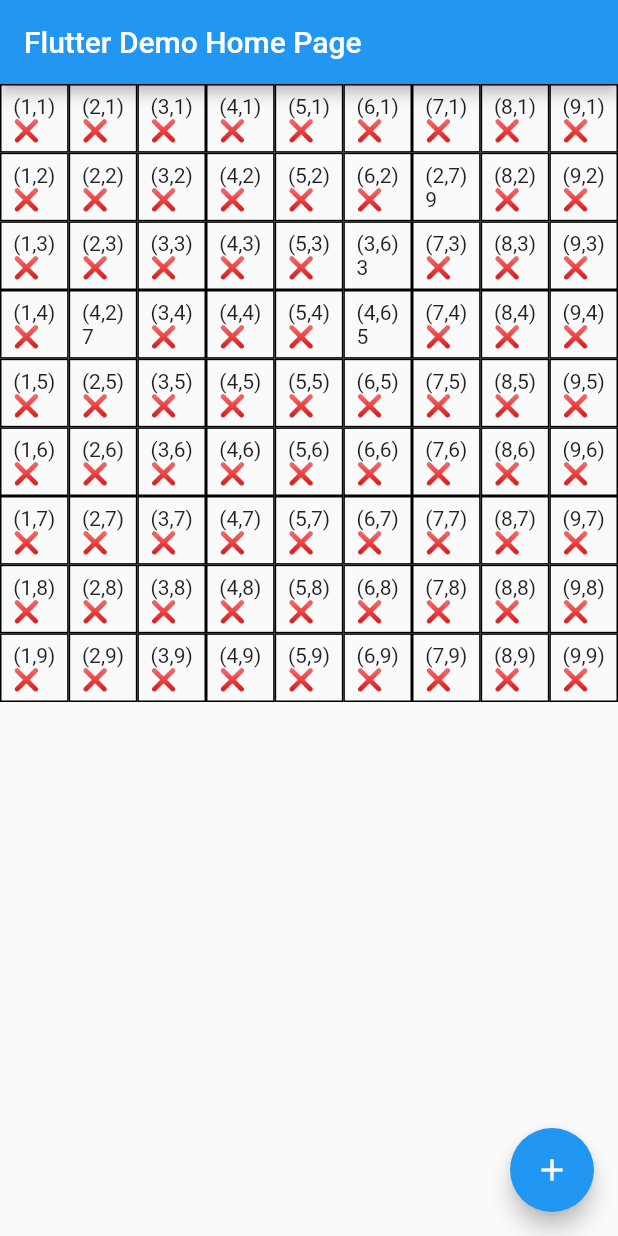
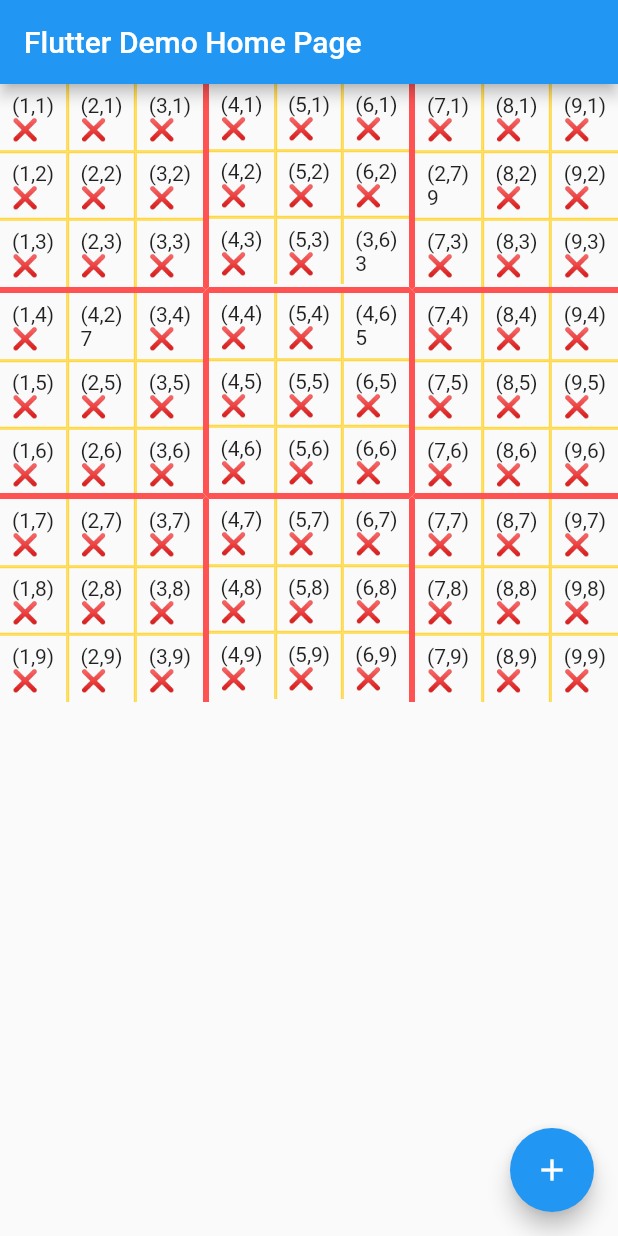
Before and after one commit to heinrichreimer/sudoku, a Flutter app: the screen it shows after launch, on a phone screen of 412 x 824 dp. Run offline on Flutter 3.47's test engine with Material 2 defaults, Android fonts, the phone set to English and light mode, and no system bars.

Commit message:
Improve divider drawing between sudoku cells

```diff
--- a/lib/widget/square.dart
+++ /dev/null
@@ -1,8 +0,0 @@
-import 'package:flutter/widgets.dart';
-
-class Square extends AspectRatio {
-  const Square({
-    Key key,
-    Widget child,
-  }) : super(key: key, aspectRatio: 1, child: child);
-}
--- a/lib/widget/sudoku.dart
+++ b/lib/widget/sudoku.dart
@@ -1,7 +1,7 @@
 import 'package:flutter/cupertino.dart';
 import 'package:flutter/material.dart';
 import 'package:sudoku/sudoku/sudoku.dart' as model;
-import 'package:sudoku/widget/square.dart';
+import 'package:sudoku/widget/util.dart';
 
 @immutable
 class Cell extends StatelessWidget {
@@ -36,33 +36,6 @@ class Cell extends StatelessWidget {
 }
 
 @immutable
-class SquareGrid extends StatelessWidget {
-  final int size;
-  final Widget Function(int row, int column) generator;
-
-  SquareGrid({
-    Key key,
-    @required this.size,
-    @required this.generator,
-  }) : super(key: key);
-
-  @override
-  Widget build(BuildContext context) {
-    return Square(
-      child: GridView.count(
-        crossAxisCount: size,
-        physics: NeverScrollableScrollPhysics(),
-        children: List.generate(size * size, (index) {
-          int row = index ~/ size;
-          int column = index % size;
-          return generator(row, column);
-        }),
-      ),
-    );
-  }
-}
-
-@immutable
 class Block extends StatelessWidget {
   final model.Block block;
 
@@ -76,15 +49,14 @@ class Block extends StatelessWidget {
     return SquareGrid(
       size: 3,
       generator: (row, column) {
-        return Container(
-          child: Cell(
-            cell: block.getCell(row, column),
-          ),
-          decoration: BoxDecoration(
-            border: Border.all(),
-          ),
+        return Cell(
+          cell: block.getCell(row, column),
         );
       },
+      divider: BorderSide(
+        color: Colors.amberAccent /*Theme.of(context).dividerColor*/,
+        width: 1,
+      ),
     );
   }
 }
@@ -100,63 +72,6 @@ class Sudoku extends StatelessWidget {
 
   @override
   Widget build(BuildContext context) {
-    Container(
-      child: GridView.count(
-        crossAxisCount: 9,
-        physics: NeverScrollableScrollPhysics(),
-        children: List.generate(9 * 9, (index) {
-          int row = index ~/ 9;
-          int column = index % 9;
-
-          double calculateBorderWidth(int position) {
-            if (position + 1 == 9) {
-              return 0;
-            } else if ((position + 1) % 3 == 0) {
-              return 2;
-            } else {
-              return 0.5;
-            }
-          }
-
-          Color calculateBorderColor(int position) {
-            if (position + 1 == 9) {
-              return Colors.transparent;
-            } else if ((position + 1) % 3 == 0) {
-              return Theme.of(context).hintColor;
-            } else {
-              return Theme.of(context).dividerColor;
-            }
-          }
-
-          BorderSide calculateBorderSide(int position) {
-            return BorderSide(
-              width: calculateBorderWidth(position),
-              color: calculateBorderColor(position),
-            );
-          }
-
-          return Container(
-            child: Cell(
-              cell: model.Cell(
-                model.Position(
-                  row,
-                  column,
-                ),
-                null,
-              ),
-            ),
-            decoration: BoxDecoration(
-              border: Border(
-                left: calculateBorderSide(9 - 1 - column),
-                right: calculateBorderSide(column),
-                top: calculateBorderSide(9 - 1 - row),
-                bottom: calculateBorderSide(row),
-              ),
-            ),
-          );
-        }),
-      ),
-    );
     return SquareGrid(
       size: 3,
       generator: (row, column) {
@@ -164,6 +79,10 @@ class Sudoku extends StatelessWidget {
           block: sudoku.getBlock(row, column),
         );
       },
+      divider: BorderSide(
+        color: Colors.redAccent /*Theme.of(context).dividerColor*/,
+        width: 2,
+      ),
     );
   }
 }
--- /dev/null
+++ b/lib/widget/util.dart
@@ -0,0 +1,56 @@
+import 'package:flutter/material.dart';
+
+@immutable
+class Square extends AspectRatio {
+  const Square({
+    Key key,
+    Widget child,
+  }) : super(key: key, aspectRatio: 1, child: child);
+}
+
+@immutable
+class SquareGrid extends StatelessWidget {
+  final int size;
+  final Widget Function(int row, int column) generator;
+  final BorderSide divider;
+
+  const SquareGrid({
+    Key key,
+    @required this.size,
+    @required this.generator,
+    this.divider,
+  }) : super(key: key);
+
+  @override
+  Widget build(BuildContext context) {
+    BorderSide _calculateBorderSide(int position) {
+      if (position + 1 == size) {
+        return BorderSide.none;
+      } else {
+        return divider;
+      }
+    }
+
+    return Square(
+      child: GridView.count(
+        crossAxisCount: size,
+        physics: NeverScrollableScrollPhysics(),
+        children: List.generate(size * size, (index) {
+          int row = index ~/ size;
+          int column = index % size;
+          return Container(
+            child: generator(row, column),
+            decoration: BoxDecoration(
+              border: Border(
+                left: _calculateBorderSide(size - 1 - column),
+                right: _calculateBorderSide(column),
+                top: _calculateBorderSide(size - 1 - row),
+                bottom: _calculateBorderSide(row),
+              ),
+            ),
+          );
+        }),
+      ),
+    );
+  }
+}
```
